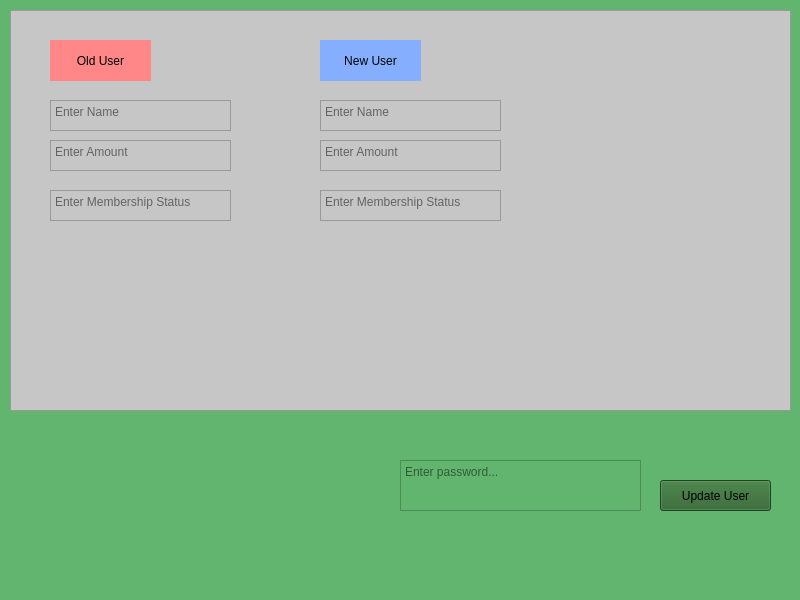
The window that bank_project/bank_ui/form.ui (aflo7/python_exercises) describes before a commit, drawn with Qt 5.
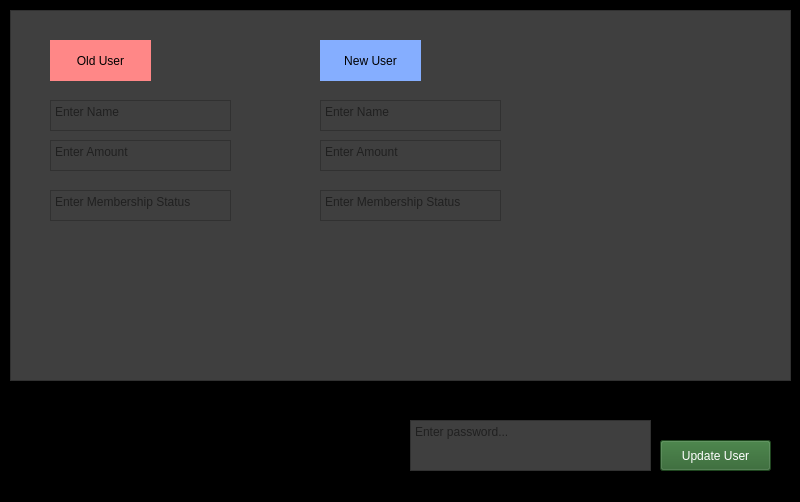
The same window after the commit.

Diff of the .ui file:
```diff
--- a/bank_project/bank_ui/form.ui
+++ b/bank_project/bank_ui/form.ui
@@ -7,7 +7,7 @@
     <x>0</x>
     <y>0</y>
     <width>800</width>
-    <height>600</height>
+    <height>502</height>
    </rect>
   </property>
   <property name="windowTitle">
@@ -17,13 +17,13 @@
    <bool>false</bool>
   </property>
   <property name="styleSheet">
-   <string notr="true">background-color: rgb(98, 181, 111);</string>
+   <string notr="true">background-color: rgb(0, 0, 0);</string>
   </property>
   <widget class="QPushButton" name="btnUpdateUser">
    <property name="geometry">
     <rect>
      <x>660</x>
-     <y>480</y>
+     <y>440</y>
      <width>111</width>
      <height>31</height>
     </rect>
@@ -32,8 +32,9 @@
     <bool>false</bool>
    </property>
    <property name="styleSheet">
-    <string notr="true">color: rgb(0, 0, 0);
-background-color: rgb(42, 97, 42);</string>
+    <string notr="true">
+background-color: rgb(42, 97, 42);
+color: rgb(255, 255, 255);</string>
    </property>
    <property name="text">
     <string>Update User</string>
@@ -45,11 +46,12 @@
      <x>10</x>
      <y>10</y>
      <width>781</width>
-     <height>401</height>
+     <height>371</height>
     </rect>
    </property>
    <property name="styleSheet">
-    <string notr="true">background-color: rgb(198, 198, 198)</string>
+    <string notr="true">background-color: rgb(63, 63, 63);
+</string>
    </property>
    <property name="frameShape">
     <enum>QFrame::StyledPanel</enum>
@@ -211,12 +213,16 @@
   <widget class="QTextEdit" name="txtEditPassword">
    <property name="geometry">
     <rect>
-     <x>400</x>
-     <y>460</y>
+     <x>410</x>
+     <y>420</y>
      <width>241</width>
      <height>51</height>
     </rect>
    </property>
+   <property name="styleSheet">
+    <string notr="true">background-color: rgb(63, 63, 63);
+</string>
+   </property>
    <property name="placeholderText">
     <string>Enter password...</string>
    </property>
```
Left out of the diff: 12 changed lines with no effect on the pictures.
